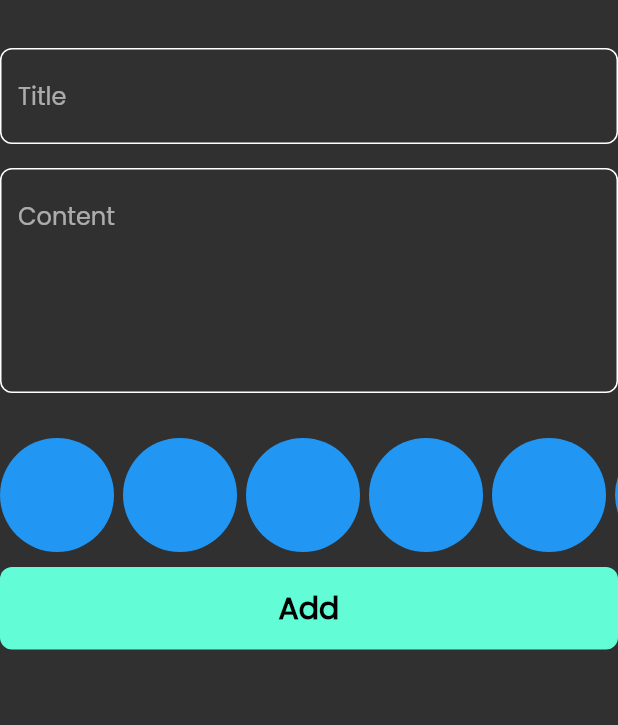
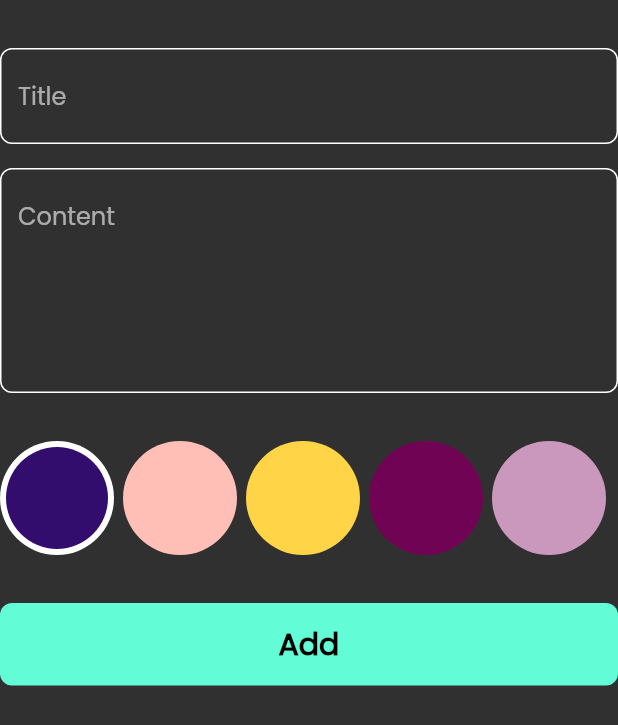
Before and after one commit to hadiaHani/note-app, a Flutter app: the AddNoteForm widget shown alone on an empty page, opened directly, on a phone screen of 412 x 824 dp. Shown: the top 725 px of the screen. Run offline on Flutter 3.47's test engine with Material 2 defaults, Android fonts, the phone set to English and light mode, and no system bars; our stand-ins replace flutter_bloc, hive, hive_flutter; accounts and stored records are empty.

Commit message:
colors listview2

```diff
--- a/lib/views/note_view.dart
+++ b/lib/views/note_view.dart
@@ -104,11 +104,11 @@ class _AddNoteFormState extends State<AddNoteForm> {
             },
           ),
           const SizedBox(
-            height: 30,
+            height: 32,
           ),
           const ColorsListView(),
           const SizedBox(
-            height: 10,
+            height: 32,
           ),
           BlocBuilder<AddNoteCubit, AddNoteState>(
             builder: (context, state) => CustomButton(
@@ -144,20 +144,45 @@ class _AddNoteFormState extends State<AddNoteForm> {
 }
 
 class ColorsItem extends StatelessWidget {
-  const ColorsItem({Key? key}) : super(key: key);
+  const ColorsItem({Key? key, required this.isActive, required this.color})
+      : super(key: key);
 
+  final bool isActive;
+  final Color color;
   @override
   Widget build(BuildContext context) {
-    return const CircleAvatar(
-      backgroundColor: Colors.blue,
-      radius: 38,
-    );
+    return isActive
+        ? CircleAvatar(
+            backgroundColor: Colors.white,
+            radius: 38,
+            child: CircleAvatar(
+              backgroundColor: color,
+              radius: 34,
+            ),
+          )
+        : CircleAvatar(
+            backgroundColor: color,
+            radius: 38,
+          );
   }
 }
 
-class ColorsListView extends StatelessWidget {
+class ColorsListView extends StatefulWidget {
   const ColorsListView({Key? key}) : super(key: key);
 
+  @override
+  State<ColorsListView> createState() => _ColorsListViewState();
+}
+
+class _ColorsListViewState extends State<ColorsListView> {
+  int currentIndex = 0;
+  List<Color> colors = [
+    const Color(0xff320D6D),
+    const Color(0xffFFBFB7),
+    const Color(0xffFFD447),
+    const Color(0xff700353),
+    const Color(0xffCB98BD),
+  ];
   @override
   Widget build(BuildContext context) {
     return SizedBox(
@@ -165,14 +190,23 @@ class ColorsListView extends StatelessWidget {
       child: ListView.separated(
           scrollDirection: Axis.horizontal,
           itemBuilder: (context, index) {
-            return const ColorsItem();
+            return GestureDetector(
+              onTap: () {
+                currentIndex = index;
+                setState(() {});
+              },
+              child: ColorsItem(
+                isActive: currentIndex == index,
+                color: colors[index],
+              ),
+            );
           },
           separatorBuilder: (context, index) {
             return const SizedBox(
               width: 6,
             );
           },
-          itemCount: 10),
+          itemCount: colors.length),
     );
   }
 }
```
